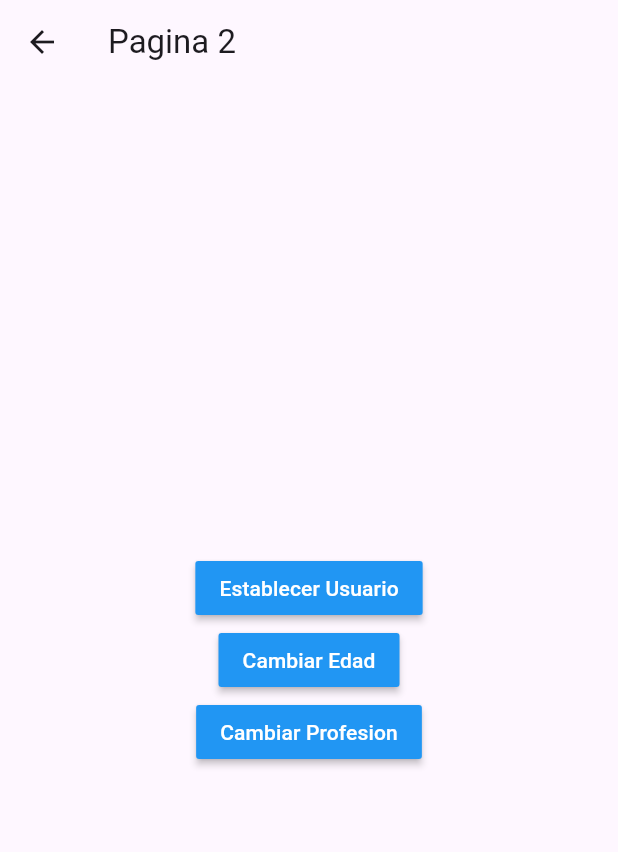
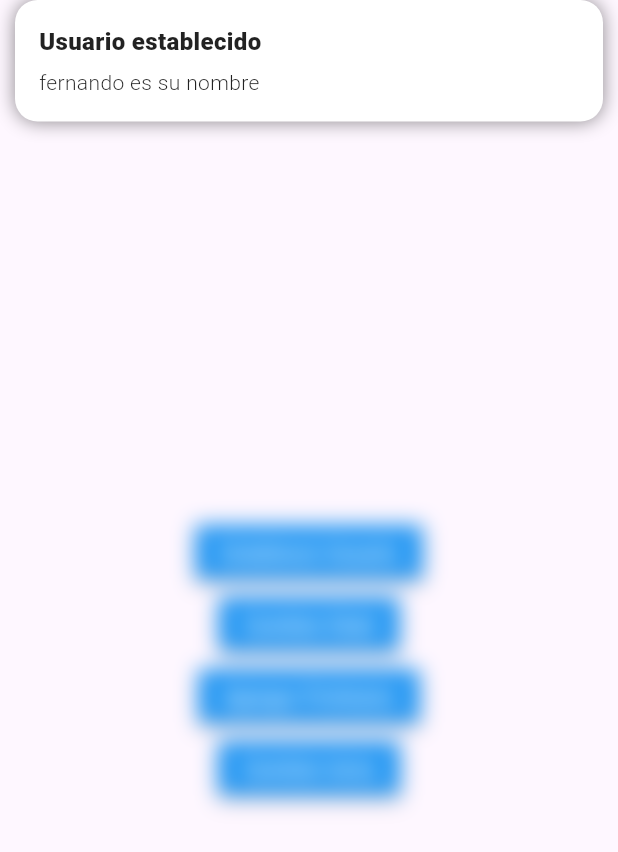
Before and after one commit to sorukenss/EstadosSingelton, a Flutter app: the Pagina2Page screen opened by its route, after a tap on "Establecer Usuario", on a phone screen of 412 x 824 dp. Shown: the top 852 px of the screen. Run offline on Flutter 3.47's test engine with Material 3 defaults, Android fonts, the phone set to English and light mode, and no system bars; our stand-ins replace get.

Commit message:
estado getx terminado, manejando el tema dark

```diff
--- /dev/null
+++ b/lib/controllers/usuario_controller.dart
@@ -0,0 +1,29 @@
+import 'package:get/get.dart';
+
+import 'package:estados/models/usuario.dart';
+
+class UsuarioController extends GetxController {
+  var existeUsuario = false.obs;
+  var user = Usuario().obs;
+
+  int get profesionesCount {
+    return user.value.profesiones!.length;
+  }
+
+  void cargarUsuario(Usuario puser) {
+    this.existeUsuario.value = true;
+    this.user.value = puser;
+  }
+
+  void cambiarEdad(int edad) {
+    user.update((val) {
+      val!.edad = edad;
+    });
+  }
+
+  void agregarProfesion(String profesion) {
+    this.user.update((val) {
+      val!.profesiones = [...val.profesiones!, profesion];
+    });
+  }
+}
--- a/lib/pages/pagina1_page.dart
+++ b/lib/pages/pagina1_page.dart
@@ -1,24 +1,50 @@
+import 'package:estados/controllers/usuario_controller.dart';
+import 'package:estados/models/usuario.dart';
+import 'package:estados/pages/pagina2_page.dart';
 import 'package:flutter/material.dart';
+import 'package:get/get.dart';
 
 class Pagina1Page extends StatelessWidget {
   @override
   Widget build(BuildContext context) {
+    final usuarioCtrl = Get.put(UsuarioController());
+
     return Scaffold(
       appBar: AppBar(
         title: Text('Pagina 1'),
       ),
-      body: Informacion_usuario(),
+      body: Obx(() => usuarioCtrl.existeUsuario.value
+          ? Informacion_usuario(
+              usuario: usuarioCtrl.user.value,
+            )
+          : const NoInformacion()),
       floatingActionButton: FloatingActionButton(
-        onPressed: () => Navigator.pushNamed(context, 'pagina2'),
+        // onPressed: () => Navigator.pushNamed(context, 'pagina2'),
+        onPressed: () => Get.to(Pagina2Page()),
         child: const Icon(Icons.accessibility_new),
       ),
     );
   }
 }
 
+class NoInformacion extends StatelessWidget {
+  const NoInformacion({super.key});
+
+  @override
+  Widget build(BuildContext context) {
+    return Container(
+      child: const Center(
+        child: Text('No hay Usuario Seleccionado'),
+      ),
+    );
+  }
+}
+
 class Informacion_usuario extends StatelessWidget {
+  final Usuario usuario;
   const Informacion_usuario({
     super.key,
+    required this.usuario,
   });
 
   @override
@@ -27,30 +53,28 @@ class Informacion_usuario extends StatelessWidget {
       height: double.infinity,
       width: double.infinity,
       padding: const EdgeInsets.all(20.0),
-      child:
-          const Column(crossAxisAlignment: CrossAxisAlignment.start, children: [
-        Text(
+      child: Column(crossAxisAlignment: CrossAxisAlignment.start, children: [
+        const Text(
           'General',
           style: TextStyle(fontSize: 18, fontWeight: FontWeight.bold),
         ),
-        Divider(),
+        const Divider(),
         ListTile(
-          title: Text('Nombre : '),
+          title: Text('Nombre : ${usuario.nombre}'),
         ),
         ListTile(
-          title: Text('Edad : '),
+          title: Text('Edad : ${usuario.edad}'),
         ),
-        Text(
+        const Text(
           'Profesiones',
           style: TextStyle(fontSize: 18, fontWeight: FontWeight.bold),
         ),
-        Divider(),
-        ListTile(
-          title: Text('Profesion1 : '),
-        ),
-        ListTile(
-          title: Text('Profesion2 : '),
-        ),
+        const Divider(),
+        ...usuario.profesiones!
+            .map((profesiones) => ListTile(
+                  title: Text(profesiones),
+                ))
+            .toList(),
       ]),
     );
   }
--- a/lib/pages/pagina2_page.dart
+++ b/lib/pages/pagina2_page.dart
@@ -1,8 +1,13 @@
+import 'package:get/get.dart';
 import 'package:flutter/material.dart';
+
+import 'package:estados/controllers/usuario_controller.dart';
+import 'package:estados/models/usuario.dart';
 
 class Pagina2Page extends StatelessWidget {
   @override
   Widget build(BuildContext context) {
+    final usuarioCtrl = Get.find<UsuarioController>();
     return Scaffold(
       appBar: AppBar(
         title: Text('Pagina 2'),
@@ -12,7 +17,20 @@ class Pagina2Page extends StatelessWidget {
         mainAxisAlignment: MainAxisAlignment.center,
         children: [
           MaterialButton(
-            onPressed: () {},
+            onPressed: () {
+              usuarioCtrl.cargarUsuario(Usuario(
+                  nombre: 'david',
+                  edad: 35,
+                  profesiones: ['gamer', 'fullstack developer']));
+              Get.snackbar('Usuario establecido', 'fernando es su nombre',
+                  backgroundColor: Colors.white,
+                  boxShadows: [
+                    BoxShadow(
+                      color: Colors.black45,
+                      blurRadius: 10,
+                    )
+                  ]);
+            },
             child: Text(
               'Establecer Usuario',
               style: TextStyle(color: Colors.white),
@@ -20,7 +38,9 @@ class Pagina2Page extends StatelessWidget {
             color: Colors.blue,
           ),
           MaterialButton(
-            onPressed: () {},
+            onPressed: () {
+              usuarioCtrl.cambiarEdad(25);
+            },
             child: Text(
               'Cambiar Edad',
               style: TextStyle(color: Colors.white),
@@ -28,9 +48,25 @@ class Pagina2Page extends StatelessWidget {
             color: Colors.blue,
           ),
           MaterialButton(
-            onPressed: () {},
+            onPressed: () {
+              // usuarioCtrl.agregarProfesion(
+              //     'profesion #${usuarioCtrl.user.value.profesiones!.length + 1}');
+              usuarioCtrl.agregarProfesion(
+                  'profesion #${usuarioCtrl.profesionesCount + 1}');
+            },
             child: Text(
-              'Cambiar Profesion',
+              'Agregar Profesion',
+              style: TextStyle(color: Colors.white),
+            ),
+            color: Colors.blue,
+          ),
+          MaterialButton(
+            onPressed: () {
+              Get.changeTheme(
+                  Get.isDarkMode ? ThemeData.light() : ThemeData.dark());
+            },
+            child: Text(
+              'Cambiar tema',
               style: TextStyle(color: Colors.white),
             ),
             color: Colors.blue,
--- a/pubspec.yaml
+++ b/pubspec.yaml
@@ -35,6 +35,7 @@ dependencies:
   # The following adds the Cupertino Icons font to your application.
   # Use with the CupertinoIcons class for iOS style icons.
   cupertino_icons: ^1.0.2
+  get: ^4.6.6
 
 dev_dependencies:
   flutter_test:
```
Also changed, not shown: lib/main.dart (+12 -6 lines), pubspec.lock.
